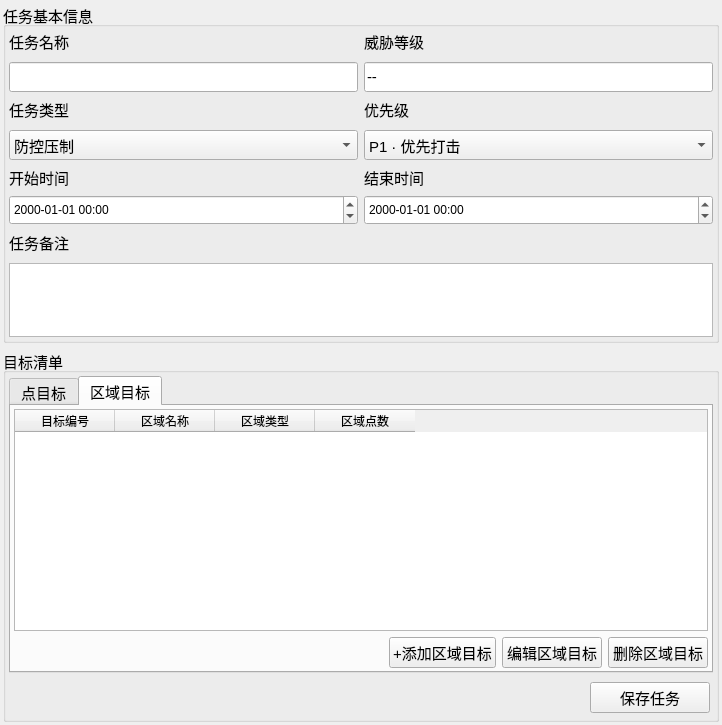
Before: the Qt Designer form source/01-TaskPlan/RZSetTaskPlan.ui in jackstraw1112/Dronesoft, drawn with Qt 5.
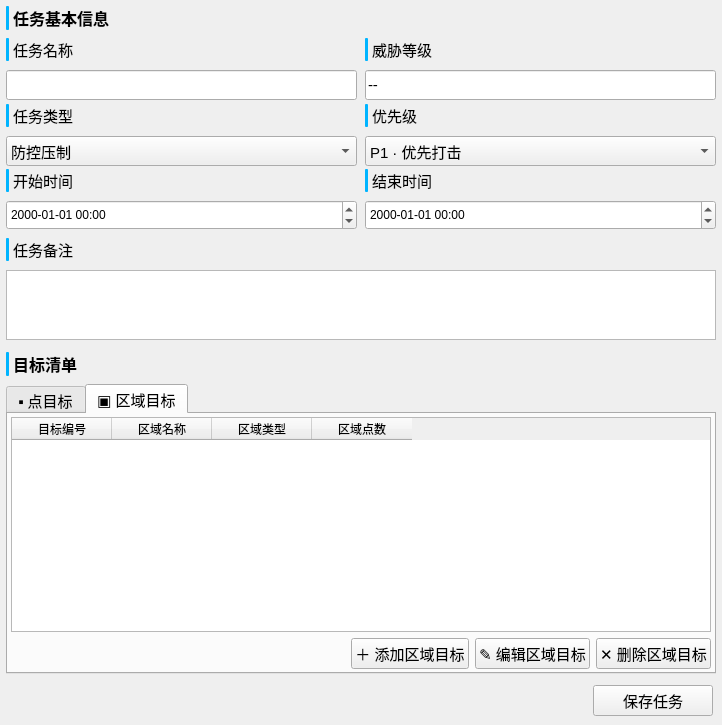
After: the same form once the commit is applied.

```diff
--- a/source/01-TaskPlan/RZSetTaskPlan.ui
+++ b/source/01-TaskPlan/RZSetTaskPlan.ui
@@ -27,7 +27,7 @@
     <number>3</number>
    </property>
    <item>
-    <widget class="QGroupBox" name="taskBasicInfoGb">
+    <widget class="QWidget" name="taskBasicInfoSection" native="true">
      <property name="minimumSize">
       <size>
        <width>0</width>
@@ -40,15 +40,10 @@
        <height>340</height>
       </size>
      </property>
-     <property name="font">
-      <font>
-       <pointsize>11</pointsize>
-      </font>
-     </property>
-     <property name="title">
-      <string>任务基本信息</string>
-     </property>
      <layout class="QVBoxLayout" name="basicInfoBoxLy">
+      <property name="spacing">
+       <number>8</number>
+      </property>
       <property name="leftMargin">
        <number>3</number>
       </property>
@@ -61,6 +56,63 @@
       <property name="bottomMargin">
        <number>3</number>
       </property>
+      <item>
+       <layout class="QHBoxLayout" name="basicInfoTitleLy">
+        <property name="spacing">
+         <number>4</number>
+        </property>
+        <item>
+         <widget class="QLabel" name="vlineBasicInfoTitle">
+          <property name="minimumSize">
+           <size>
+            <width>3</width>
+            <height>0</height>
+           </size>
+          </property>
+          <property name="maximumSize">
+           <size>
+            <width>3</width>
+            <height>16777215</height>
+           </size>
+          </property>
+          <property name="styleSheet">
+           <string notr="true">background-color: #00b4ff; border-radius: 1px;</string>
+          </property>
+          <property name="text">
+           <string/>
+          </property>
+         </widget>
+        </item>
+        <item>
+         <widget class="QLabel" name="lblBasicInfoTitle">
+          <property name="font">
+           <font>
+            <family>Alimama ShuHeiTi</family>
+            <pointsize>12</pointsize>
+            <weight>75</weight>
+            <bold>true</bold>
+           </font>
+          </property>
+          <property name="text">
+           <string>任务基本信息</string>
+          </property>
+         </widget>
+        </item>
+        <item>
+         <spacer name="basicInfoTitleSpc">
+          <property name="orientation">
+           <enum>Qt::Horizontal</enum>
+          </property>
+          <property name="sizeHint" stdset="0">
+           <size>
+            <width>40</width>
+            <height>20</height>
+           </size>
+          </property>
+         </spacer>
+        </item>
+       </layout>
+      </item>
       <item>
        <layout class="QVBoxLayout" name="basicInfoBodyLy">
         <item>
@@ -71,6 +123,33 @@
              <number>9</number>
             </property>
             <item>
+             <layout class="QHBoxLayout" name="taskNameHeaderLy">
+              <property name="spacing">
+               <number>4</number>
+              </property>
+              <item>
+               <widget class="QLabel" name="vlineTaskName">
+                <property name="minimumSize">
+                 <size>
+                  <width>3</width>
+                  <height>0</height>
+                 </size>
+                </property>
+                <property name="maximumSize">
+                 <size>
+                  <width>3</width>
+                  <height>16777215</height>
+                 </size>
+                </property>
+                <property name="styleSheet">
+                 <string notr="true">background-color: #00b4ff; border-radius: 1px;</string>
+                </property>
+                <property name="text">
+                 <string/>
+                </property>
+               </widget>
+              </item>
+              <item>
              <widget class="QLabel" name="lblTaskName">
               <property name="font">
                <font>
@@ -85,6 +164,8 @@
               </property>
              </widget>
             </item>
+             </layout>
+            </item>
             <item>
              <widget class="QLineEdit" name="leTaskName">
               <property name="minimumSize">
@@ -111,6 +192,33 @@
              <number>9</number>
             </property>
             <item>
+             <layout class="QHBoxLayout" name="threatLevelHeaderLy">
+              <property name="spacing">
+               <number>4</number>
+              </property>
+              <item>
+               <widget class="QLabel" name="vlineThreatLevel">
+                <property name="minimumSize">
+                 <size>
+                  <width>3</width>
+                  <height>0</height>
+                 </size>
+                </property>
+                <property name="maximumSize">
+                 <size>
+                  <width>3</width>
+                  <height>16777215</height>
+                 </size>
+                </property>
+                <property name="styleSheet">
+                 <string notr="true">background-color: #00b4ff; border-radius: 1px;</string>
+                </property>
+                <property name="text">
+                 <string/>
+                </property>
+               </widget>
+              </item>
+              <item>
              <widget class="QLabel" name="lblThreatLevelTitle">
               <property name="font">
                <font>
@@ -125,6 +233,8 @@
               </property>
              </widget>
             </item>
+             </layout>
+            </item>
             <item>
              <widget class="QLineEdit" name="leThreatLevel">
               <property name="minimumSize">
@@ -154,6 +264,33 @@
              <number>9</number>
             </property>
             <item>
+             <layout class="QHBoxLayout" name="taskTypeHeaderLy">
+              <property name="spacing">
+               <number>4</number>
+              </property>
+              <item>
+               <widget class="QLabel" name="vlineTaskType">
+                <property name="minimumSize">
+                 <size>
+                  <width>3</width>
+                  <height>0</height>
+                 </size>
+                </property>
+                <property name="maximumSize">
+                 <size>
+                  <width>3</width>
+                  <height>16777215</height>
+                 </size>
+                </property>
+                <property name="styleSheet">
+                 <string notr="true">background-color: #00b4ff; border-radius: 1px;</string>
+                </property>
+                <property name="text">
+                 <string/>
+                </property>
+               </widget>
+              </item>
+              <item>
              <widget class="QLabel" name="lblTaskType">
               <property name="font">
                <font>
@@ -168,6 +305,8 @@
               </property>
              </widget>
             </item>
+             </layout>
+            </item>
             <item>
              <widget class="QComboBox" name="cmbTaskType">
               <property name="minimumSize">
@@ -204,6 +343,33 @@
              <number>9</number>
             </property>
             <item>
+             <layout class="QHBoxLayout" name="priorityHeaderLy">
+              <property name="spacing">
+               <number>4</number>
+              </property>
+              <item>
+               <widget class="QLabel" name="vlinePriority">
+                <property name="minimumSize">
+                 <size>
+                  <width>3</width>
+                  <height>0</height>
+                 </size>
+                </property>
+                <property name="maximumSize">
+                 <size>
+                  <width>3</width>
+                  <height>16777215</height>
+                 </size>
+                </property>
+                <property name="styleSheet">
+                 <string notr="true">background-color: #00b4ff; border-radius: 1px;</string>
+                </property>
+                <property name="text">
+                 <string/>
+                </property>
+               </widget>
+              </item>
+              <item>
              <widget class="QLabel" name="lblPriority">
               <property name="font">
                <font>
@@ -218,6 +384,8 @@
               </property>
              </widget>
             </item>
+             </layout>
+            </item>
             <item>
              <widget class="QComboBox" name="cmbPriority">
               <property name="sizePolicy">
@@ -266,6 +434,33 @@
           <item>
            <layout class="QVBoxLayout" name="startTimeColumnLy">
             <item>
+             <layout class="QHBoxLayout" name="startTimeHeaderLy">
+              <property name="spacing">
+               <number>4</number>
+              </property>
+              <item>
+               <widget class="QLabel" name="vlineStartTime">
+                <property name="minimumSize">
+                 <size>
+                  <width>3</width>
+                  <height>0</height>
+                 </size>
+                </property>
+                <property name="maximumSize">
+                 <size>
+                  <width>3</width>
+                  <height>16777215</height>
+                 </size>
+                </property>
+                <property name="styleSheet">
+                 <string notr="true">background-color: #00b4ff; border-radius: 1px;</string>
+                </property>
+                <property name="text">
+                 <string/>
+                </property>
+               </widget>
+              </item>
+              <item>
              <widget class="QLabel" name="lblStartTime">
               <property name="font">
                <font>
@@ -280,6 +475,8 @@
               </property>
              </widget>
             </item>
+             </layout>
+            </item>
             <item>
              <widget class="QDateTimeEdit" name="dteStartTime">
               <property name="minimumSize">
@@ -303,6 +500,33 @@
           <item>
            <layout class="QVBoxLayout" name="endTimeColumnLy">
             <item>
+             <layout class="QHBoxLayout" name="endTimeHeaderLy">
+              <property name="spacing">
+               <number>4</number>
+              </property>
+              <item>
+               <widget class="QLabel" name="vlineEndTime">
+                <property name="minimumSize">
+                 <size>
+                  <width>3</width>
+                  <height>0</height>
+                 </size>
+                </property>
+                <property name="maximumSize">
+                 <size>
+                  <width>3</width>
+                  <height>16777215</height>
+                 </size>
+                </property>
+                <property name="styleSheet">
+                 <string notr="true">background-color: #00b4ff; border-radius: 1px;</string>
+                </property>
+                <property name="text">
+                 <string/>
+                </property>
+               </widget>
+              </item>
+              <item>
              <widget class="QLabel" name="lblEndTime">
               <property name="font">
                <font>
@@ -317,6 +541,8 @@
               </property>
              </widget>
             </item>
+             </layout>
+            </item>
             <item>
              <widget class="QDateTimeEdit" name="dteEndTime">
               <property name="minimumSize">
@@ -347,6 +573,33 @@
          <number>9</number>
         </property>
         <item>
+         <layout class="QHBoxLayout" name="taskRemarkHeaderLy">
+          <property name="spacing">
+           <number>4</number>
+          </property>
+          <item>
+           <widget class="QLabel" name="vlineTaskRemark">
+            <property name="minimumSize">
+             <size>
+              <width>3</width>
+              <height>0</height>
+             </size>
+            </property>
+            <property name="maximumSize">
+             <size>
+              <width>3</width>
+              <height>16777215</height>
+             </size>
+            </property>
+            <property name="styleSheet">
+             <string notr="true">background-color: #00b4ff; border-radius: 1px;</string>
+            </property>
+            <property name="text">
+             <string/>
+            </property>
+           </widget>
+          </item>
+          <item>
          <widget class="QLabel" name="lblTaskRemark">
           <property name="font">
            <font>
@@ -361,6 +614,8 @@
           </property>
          </widget>
         </item>
+         </layout>
+        </item>
         <item>
          <widget class="QTextEdit" name="txeTaskRemark">
           <property name="maximumSize">
@@ -383,16 +638,11 @@
     </widget>
    </item>
    <item>
-    <widget class="QGroupBox" name="targetListGb">
-     <property name="font">
-      <font>
-       <pointsize>11</pointsize>
-      </font>
-     </property>
-     <property name="title">
-      <string>目标清单</string>
-     </property>
+    <widget class="QWidget" name="targetListSection" native="true">
      <layout class="QVBoxLayout" name="targetsBoxLy">
+      <property name="spacing">
+       <number>8</number>
+      </property>
       <property name="leftMargin">
        <number>3</number>
       </property>
@@ -405,6 +655,63 @@
       <property name="bottomMargin">
        <number>3</number>
       </property>
+      <item>
+       <layout class="QHBoxLayout" name="targetListTitleLy">
+        <property name="spacing">
+         <number>4</number>
+        </property>
+        <item>
+         <widget class="QLabel" name="vlineTargetListTitle">
+          <property name="minimumSize">
+           <size>
+            <width>3</width>
+            <height>0</height>
+           </size>
+          </property>
+          <property name="maximumSize">
+           <size>
+            <width>3</width>
+            <height>16777215</height>
+           </size>
+          </property>
+          <property name="styleSheet">
+           <string notr="true">background-color: #00b4ff; border-radius: 1px;</string>
+          </property>
+          <property name="text">
+           <string/>
+          </property>
+         </widget>
+        </item>
+        <item>
+         <widget class="QLabel" name="lblTargetListTitle">
+          <property name="font">
+           <font>
+            <family>Alimama ShuHeiTi</family>
+            <pointsize>12</pointsize>
+            <weight>75</weight>
+            <bold>true</bold>
+           </font>
+          </property>
+          <property name="text">
+           <string>目标清单</string>
+          </property>
+         </widget>
+        </item>
+        <item>
+         <spacer name="targetListTitleSpc">
+          <property name="orientation">
+           <enum>Qt::Horizontal</enum>
+          </property>
+          <property name="sizeHint" stdset="0">
+           <size>
+            <width>40</width>
+            <height>20</height>
+           </size>
+          </property>
+         </spacer>
+        </item>
+       </layout>
+      </item>
       <item>
        <widget class="QTabWidget" name="twTarget">
         <property name="font">
@@ -417,7 +724,7 @@
         </property>
         <widget class="QWidget" name="wdPointTarget">
          <attribute name="title">
-          <string>点目标</string>
+          <string>▪ 点目标</string>
          </attribute>
          <layout class="QVBoxLayout" name="pointTargetPageLy">
           <property name="leftMargin">
@@ -546,7 +853,7 @@
         </widget>
         <widget class="QWidget" name="wdAreaTarget">
          <attribute name="title">
-          <string>区域目标</string>
+          <string>▣ 区域目标</string>
          </attribute>
          <layout class="QVBoxLayout" name="areaTargetPageLy">
           <property name="leftMargin">
@@ -614,7 +921,7 @@
                </size>
               </property>
               <property name="text">
-               <string>+添加区域目标</string>
+               <string>＋ 添加区域目标</string>
               </property>
              </widget>
             </item>
@@ -627,7 +934,7 @@
                </size>
               </property>
               <property name="text">
-               <string>编辑区域目标</string>
+               <string>✎ 编辑区域目标</string>
               </property>
              </widget>
             </item>
@@ -640,7 +947,7 @@
                </size>
               </property>
               <property name="text">
-               <string>删除区域目标</string>
+               <string>✕ 删除区域目标</string>
               </property>
              </widget>
             </item>
```
Left out of the diff: 6 changed lines with no effect on the pictures. Lines whose indentation alone changed are shown as unchanged.
